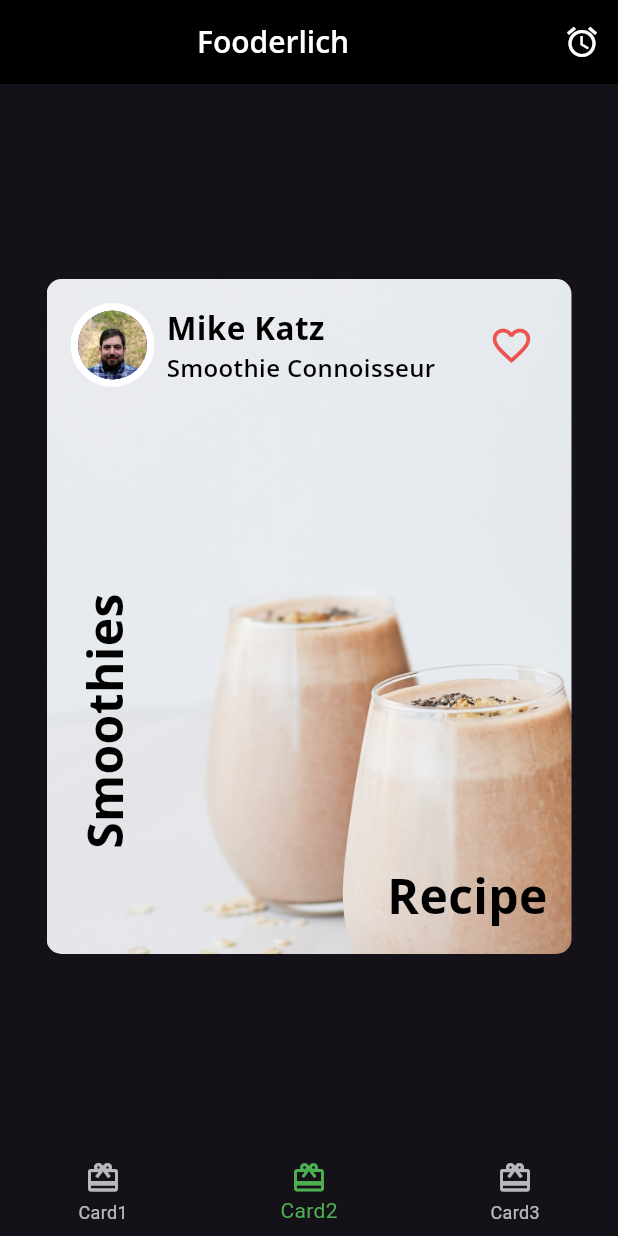
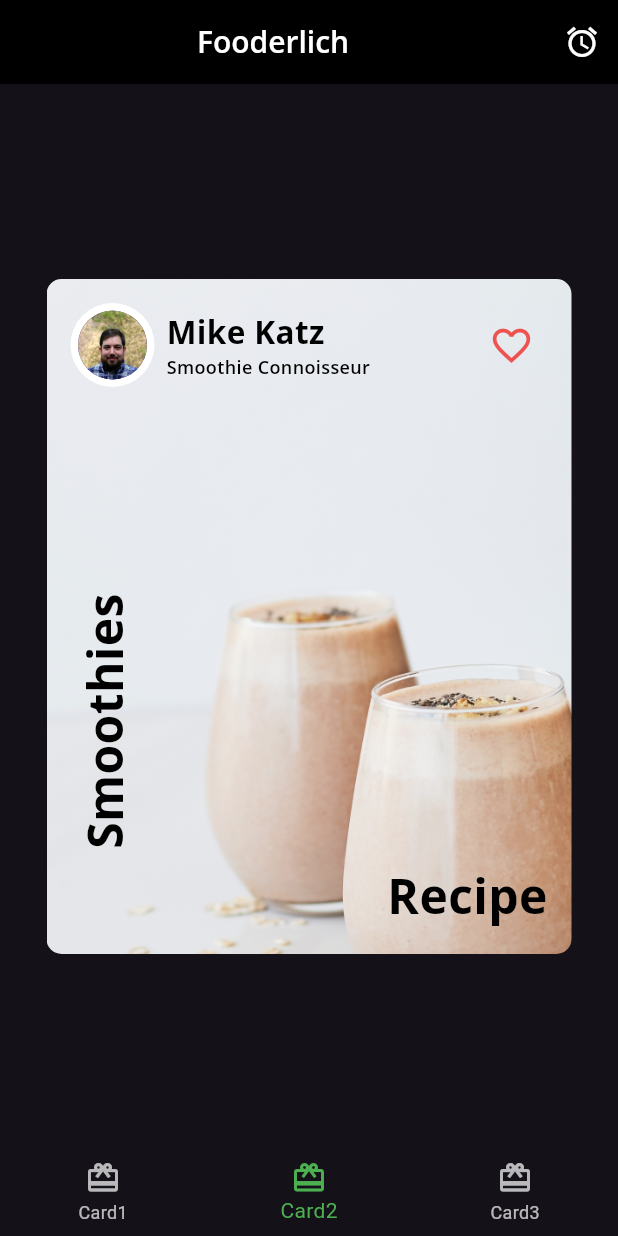
Before and after one commit to GM-Samuelstein/Flutter_Apprentice, a Flutter app: the screen it shows after launch, item 2 of the bottom bar chosen, on a phone screen of 412 x 824 dp. Run offline on Flutter 3.47's test engine with Material 2 defaults, Android fonts, the phone set to English and light mode, and no system bars; our stand-ins replace audioplayers, flutter_colorpicker, flutter_spinkit, font_awesome_flutter, geolocator, google_fonts and 1 more.

Commit message:
fooderlich

```diff
--- a/fooderlich/lib/fooderlich_theme.dart
+++ b/fooderlich/lib/fooderlich_theme.dart
@@ -20,7 +20,7 @@ class FooderlichTheme {
       color: Colors.black,
     ),
      displaySmall: GoogleFonts.openSans(
-      fontSize: 16.0,
+      fontSize: 12.0,
       fontWeight: FontWeight.w600,
       color: Colors.black,
     ),
```
